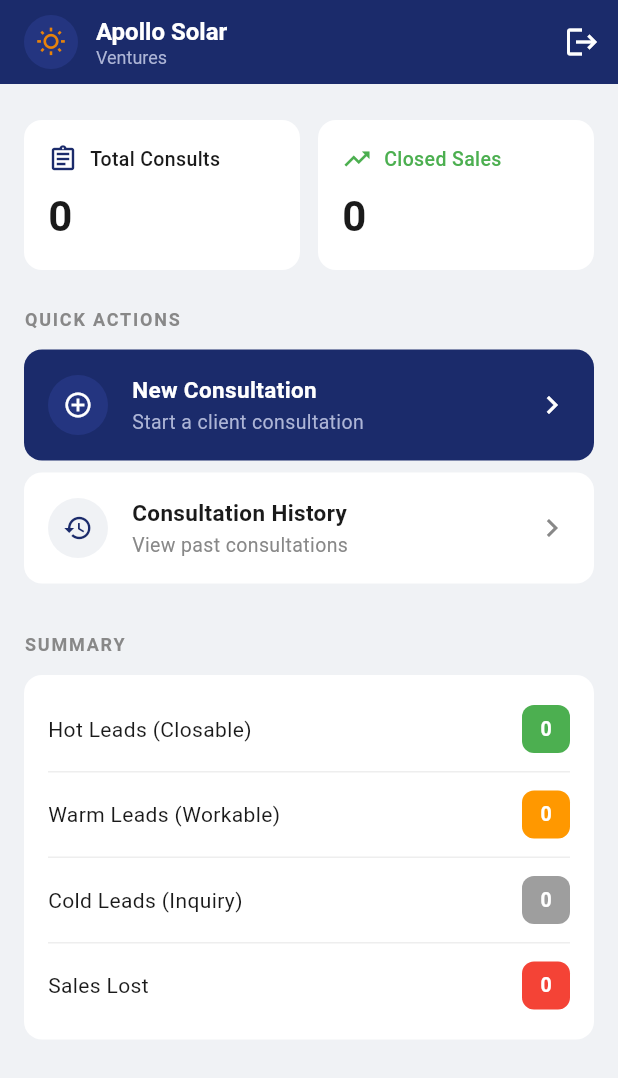
After one commit to Dyle-Amby/apollo_solar_consultation_app, a Flutter app: the DashboardPage screen opened directly, on a phone screen of 412 x 824 dp. The commit adds this screen. Shown: the top 1078 px of the screen. Run offline on Flutter 3.47's test engine with Material 3 defaults, Android fonts, the phone set to English and light mode, and no system bars.

Commit message:
dashboard allowed for login

```diff
--- a/lib/screens/auth/login.dart
+++ b/lib/screens/auth/login.dart
@@ -1,5 +1,6 @@
 // This is the login screen for the Apollo Solar Consultation Management System.
 
+import 'package:apollo_solar_consultation_app/screens/home/dashboard.dart';
 import 'package:flutter/material.dart';
 import 'registration.dart';
 import 'forgot_pass.dart';
@@ -25,13 +26,25 @@ class _LoginScreenState extends State<LoginScreen> {
   }
 
   void _submit() {
-    if (_formKey.currentState?.validate() ?? false) {
-      ScaffoldMessenger.of(
+  if (_formKey.currentState?.validate() ?? false) {
+    // Temporary hardcoded routing - will be replaced with real API later
+    String email = _emailController.text;
+
+    if (email.contains('admin')) {
+      /*
+      Navigator.pushReplacement(
         context,
-      ).showSnackBar(const SnackBar(content: Text('Logging in...')));
+        MaterialPageRoute(builder: (context) => const AdminDashboardPage()),
+      );
+      */
+    } else {
+      Navigator.pushReplacement(
+        context,
+        MaterialPageRoute(builder: (context) => const DashboardPage()),
+      );
     }
   }
-
+}
   @override
   Widget build(BuildContext context) {
     return Scaffold(
--- a/lib/screens/auth/registration.dart
+++ b/lib/screens/auth/registration.dart
@@ -1,5 +1,5 @@
 import 'package:flutter/material.dart';
-import 'login.dart';
+
 
 class RegistrationScreen extends StatefulWidget {
   const RegistrationScreen({Key? key}) : super(key: key);
--- /dev/null
+++ b/lib/screens/home/dashboard.dart
@@ -0,0 +1,369 @@
+import 'package:apollo_solar_consultation_app/screens/auth/login.dart';
+import 'package:flutter/material.dart';
+
+class DashboardPage extends StatefulWidget {
+  const DashboardPage({Key? key}) : super(key: key);
+
+  @override
+  State<DashboardPage> createState() => _DashboardPageState();
+}
+
+class _DashboardPageState extends State<DashboardPage> {
+
+  // Dummy data - will be replaced with real API data later
+  int totalConsults = 0;
+  int closedSales = 0;
+  int hotLeads = 0;
+  int warmLeads = 0;
+  int coldLeads = 0;
+  int salesLost = 0;
+
+  @override
+  Widget build(BuildContext context) {
+    return Scaffold(
+      backgroundColor: const Color(0xFFF0F2F5),
+
+      // Header
+      appBar: AppBar(
+        backgroundColor: const Color(0xFF1B2B6B),
+        elevation: 0,
+        automaticallyImplyLeading: false,
+        title: Row(
+          children: [
+            Container(
+              width: 36,
+              height: 36,
+              decoration: BoxDecoration(
+                color: const Color(0xFF243580),
+                borderRadius: BorderRadius.circular(18),
+              ),
+              child: const Icon(
+                Icons.wb_sunny_outlined,
+                color: Color(0xFFE8830A),
+                size: 20,
+              ),
+            ),
+            const SizedBox(width: 12),
+            const Column(
+              crossAxisAlignment: CrossAxisAlignment.start,
+              children: [
+                Text(
+                  'Apollo Solar',
+                  style: TextStyle(
+                    color: Colors.white,
+                    fontSize: 16,
+                    fontWeight: FontWeight.bold,
+                  ),
+                ),
+                Text(
+                  'Ventures',
+                  style: TextStyle(
+                    color: Color(0xFFADB5D6),
+                    fontSize: 12,
+                  ),
+                ),
+              ],
+            ),
+          ],
+        ),
+        actions: [
+          IconButton(
+            icon: const Icon(
+              Icons.logout,
+              color: Colors.white,
+            ),
+            onPressed: () {
+              Navigator.pushReplacement(
+                context,
+                MaterialPageRoute(
+                  builder: (context) => const LoginScreen(),
+                ),
+              );
+            },
+          ),
+        ],
+      ),
+
+      body: SingleChildScrollView(
+        padding: const EdgeInsets.all(16),
+        child: Column(
+          crossAxisAlignment: CrossAxisAlignment.start,
+          children: [
+
+            const SizedBox(height: 8),
+
+            // Stats row
+            Row(
+              children: [
+                Expanded(
+                  child: _statCard(
+                    icon: Icons.assignment_outlined,
+                    iconColor: const Color(0xFF1B2B6B),
+                    label: 'Total Consults',
+                    value: totalConsults,
+                    labelColor: const Color(0xFF1A1A1A),
+                  ),
+                ),
+                const SizedBox(width: 12),
+                Expanded(
+                  child: _statCard(
+                    icon: Icons.trending_up,
+                    iconColor: Colors.green,
+                    label: 'Closed Sales',
+                    value: closedSales,
+                    labelColor: Colors.green,
+                  ),
+                ),
+              ],
+            ),
+
+            const SizedBox(height: 24),
+
+            // Quick Actions label
+            const Text(
+              'QUICK ACTIONS',
+              style: TextStyle(
+                color: Color(0xFF888888),
+                fontSize: 12,
+                fontWeight: FontWeight.w600,
+                letterSpacing: 1.2,
+              ),
+            ),
+
+            const SizedBox(height: 12),
+
+            // New Consultation - filled navy
+            _actionCard(
+              icon: Icons.add_circle_outline,
+              title: 'New Consultation',
+              subtitle: 'Start a client consultation',
+              filled: true,
+              onTap: () {},
+            ),
+
+            const SizedBox(height: 8),
+
+            // Consultation History
+            _actionCard(
+              icon: Icons.history,
+              title: 'Consultation History',
+              subtitle: 'View past consultations',
+              filled: false,
+              onTap: () {},
+            ),
+
+            const SizedBox(height: 8),
+            /*
+            // Admin Dashboard
+            _actionCard(
+              icon: Icons.people_outline,
+              title: 'Admin Dashboard',
+              subtitle: 'Manage sales agents',
+              filled: false,
+              onTap: () {},
+            ),
+            */
+            const SizedBox(height: 24),
+
+            // Summary label
+            const Text(
+              'SUMMARY',
+              style: TextStyle(
+                color: Color(0xFF888888),
+                fontSize: 12,
+                fontWeight: FontWeight.w600,
+                letterSpacing: 1.2,
+              ),
+            ),
+
+            const SizedBox(height: 12),
+
+            // Summary card
+            Container(
+              width: double.infinity,
+              padding: const EdgeInsets.symmetric(vertical: 8),
+              decoration: BoxDecoration(
+                color: Colors.white,
+                borderRadius: BorderRadius.circular(12),
+              ),
+              child: Column(
+                children: [
+                  _summaryRow('Hot Leads (Closable)', hotLeads, Colors.green),
+                  _divider(),
+                  _summaryRow('Warm Leads (Workable)', warmLeads, Colors.orange),
+                  _divider(),
+                  _summaryRow('Cold Leads (Inquiry)', coldLeads, Colors.grey),
+                  _divider(),
+                  _summaryRow('Sales Lost', salesLost, Colors.red),
+                ],
+              ),
+            ),
+
+            const SizedBox(height: 24),
+          ],
+        ),
+      ),
+    );
+  }
+
+  // Stat card widget
+  Widget _statCard({
+    required IconData icon,
+    required Color iconColor,
+    required String label,
+    required int value,
+    required Color labelColor,
+  }) {
+    return Container(
+      padding: const EdgeInsets.all(16),
+      decoration: BoxDecoration(
+        color: Colors.white,
+        borderRadius: BorderRadius.circular(12),
+      ),
+      child: Column(
+        crossAxisAlignment: CrossAxisAlignment.start,
+        children: [
+          Row(
+            children: [
+              Icon(icon, color: iconColor, size: 20),
+              const SizedBox(width: 8),
+              Text(
+                label,
+                style: TextStyle(
+                  color: labelColor,
+                  fontSize: 13,
+                  fontWeight: FontWeight.w500,
+                ),
+              ),
+            ],
+          ),
+          const SizedBox(height: 8),
+          Text(
+            '$value',
+            style: const TextStyle(
+              fontSize: 28,
+              fontWeight: FontWeight.bold,
+              color: Color(0xFF1A1A1A),
+            ),
+          ),
+        ],
+      ),
+    );
+  }
+
+  // Action card widget
+  Widget _actionCard({
+    required IconData icon,
+    required String title,
+    required String subtitle,
+    required bool filled,
+    required VoidCallback onTap,
+  }) {
+    return GestureDetector(
+      onTap: onTap,
+      child: Container(
+        padding: const EdgeInsets.all(16),
+        decoration: BoxDecoration(
+          color: filled ? const Color(0xFF1B2B6B) : Colors.white,
+          borderRadius: BorderRadius.circular(12),
+        ),
+        child: Row(
+          children: [
+            Container(
+              width: 40,
+              height: 40,
+              decoration: BoxDecoration(
+                color: filled
+                    ? const Color(0xFF243580)
+                    : const Color(0xFFF0F2F5),
+                borderRadius: BorderRadius.circular(20),
+              ),
+              child: Icon(
+                icon,
+                color: filled ? Colors.white : const Color(0xFF1B2B6B),
+                size: 20,
+              ),
+            ),
+            const SizedBox(width: 16),
+            Expanded(
+              child: Column(
+                crossAxisAlignment: CrossAxisAlignment.start,
+                children: [
+                  Text(
+                    title,
+                    style: TextStyle(
+                      color: filled ? Colors.white : const Color(0xFF1A1A1A),
+                      fontSize: 15,
+                      fontWeight: FontWeight.w600,
+                    ),
+                  ),
+                  const SizedBox(height: 2),
+                  Text(
+                    subtitle,
+                    style: TextStyle(
+                      color: filled
+                          ? const Color(0xFFADB5D6)
+                          : const Color(0xFF888888),
+                      fontSize: 13,
+                    ),
+                  ),
+                ],
+              ),
+            ),
+            Icon(
+              Icons.chevron_right,
+              color: filled ? Colors.white : const Color(0xFF888888),
+            ),
+          ],
+        ),
+      ),
+    );
+  }
+
+  // Summary row widget
+  Widget _summaryRow(String label, int value, Color badgeColor) {
+    return Padding(
+      padding: const EdgeInsets.symmetric(horizontal: 16, vertical: 12),
+      child: Row(
+        mainAxisAlignment: MainAxisAlignment.spaceBetween,
+        children: [
+          Text(
+            label,
+            style: const TextStyle(
+              color: Color(0xFF1A1A1A),
+              fontSize: 14,
+            ),
+          ),
+          Container(
+            width: 32,
+            height: 32,
+            decoration: BoxDecoration(
+              color: badgeColor,
+              borderRadius: BorderRadius.circular(8),
+            ),
+            child: Center(
+              child: Text(
+                '$value',
+                style: const TextStyle(
+                  color: Colors.white,
+                  fontWeight: FontWeight.bold,
+                  fontSize: 13,
+                ),
+              ),
+            ),
+          ),
+        ],
+      ),
+    );
+  }
+
+  // Divider between summary rows
+  Widget _divider() {
+    return const Divider(
+      height: 1,
+      indent: 16,
+      endIndent: 16,
+      color: Color(0xFFEEEEEE),
+    );
+  }
+}
```
